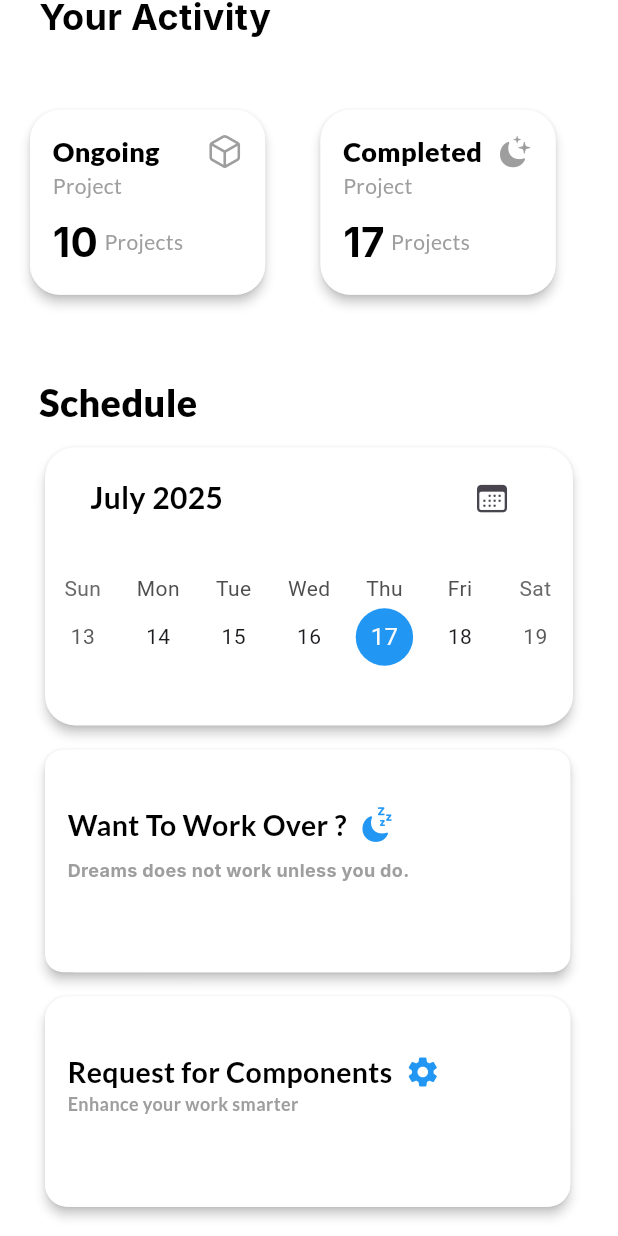
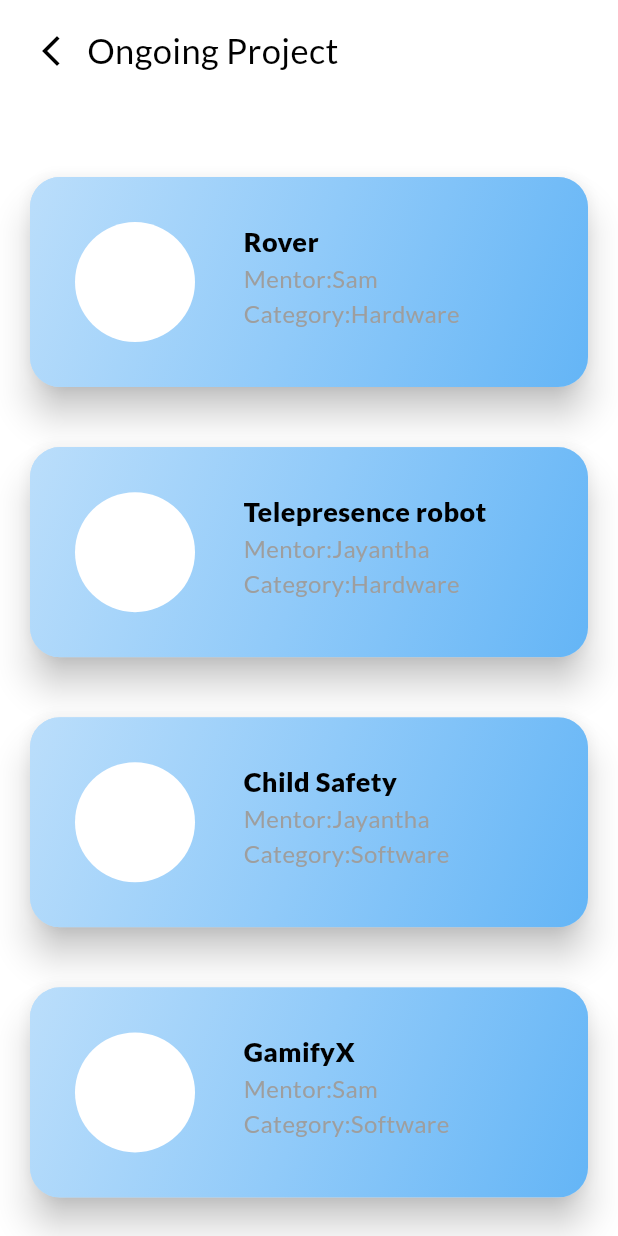
Before and after one commit to Sparkinovtech/Sairam, a Flutter app: the HomePage screen opened directly, scrolled down 142 dp, after a tap on "Ongoing", on a phone screen of 412 x 824 dp. Run offline on Flutter 3.47's test engine with Material 3 defaults, Android fonts, the phone set to English and light mode, and no system bars; drawn by our look-alikes of table_calendar; our stand-ins replace bloc, cloud_firestore, connectivity_plus, firebase_auth, firebase_core, flutter_bloc and 6 more; accounts and stored records are empty; network calls fail; project files that could hold a hidden picture were left out.

Commit message:
home Page partially completed

```diff
--- /dev/null
+++ b/lib/Utils/model/teams.dart
@@ -0,0 +1,12 @@
+class Teams{
+  final String name;
+  final String mentor;
+  final String category;
+  final String imagePath;
+  Teams({
+    required this.name ,
+    required this.mentor ,
+    required this.category ,
+    required this.imagePath
+  });
+}
--- /dev/null
+++ b/lib/Utils/project_card.dart
@@ -0,0 +1,99 @@
+import 'package:flutter/material.dart';
+import 'package:google_fonts/google_fonts.dart';
+import 'package:sairam_incubation/Utils/model/projects.dart';
+class ProjectCard extends StatefulWidget {
+  final List<Projects> projects;
+  const ProjectCard({super.key, required this.projects});
+  @override
+  State<ProjectCard> createState() => _ProjectCardState();
+}
+
+class _ProjectCardState extends State<ProjectCard> {
+  @override
+  Widget build(BuildContext context) {
+    var size = MediaQuery.of(context).size;
+    return Scaffold(
+      backgroundColor: Colors.white,
+      body: SafeArea(
+        child: Column(
+          children: [
+            Padding(
+              padding: EdgeInsets.symmetric(horizontal: 10 , vertical: 10),
+              child: Row(
+                mainAxisAlignment: MainAxisAlignment.start,
+                children: [
+                  IconButton(onPressed: (){
+                    Navigator.pop(context);
+                  }, icon: Icon(Icons.arrow_back_ios_new ,color: Colors.black,)),
+
+                  Text("Ongoing Project ",
+                    style: GoogleFonts.lato(color: Colors.black , fontSize: 23,fontWeight: FontWeight.w400),),
+                ],
+              ),
+            ),
+            Expanded(
+              child: ListView.builder(
+                itemCount: widget.projects.length,
+                scrollDirection: Axis.vertical,
+                padding: EdgeInsets.symmetric(horizontal: 20 , vertical: 30),
+                itemBuilder: (context ,index){
+                  final item =  widget.projects[index];
+                  return Card(
+                    elevation: 10,
+                    margin: EdgeInsets.symmetric(vertical: 20),
+                    color: Colors.blue[100]!,
+                    shape: RoundedRectangleBorder(
+                      borderRadius: BorderRadius.circular(20),
+                    ),
+                    child: ClipRRect(
+                      borderRadius: BorderRadius.circular(20),
+                      child: Container(
+                        width: double.infinity,
+                        height: size.height *.17,
+                        padding: EdgeInsets.all(10),
+                        decoration: BoxDecoration(
+                          gradient: LinearGradient(
+                            colors: [
+                              Colors.blue[100]!,
+                              Colors.blue[200]!,
+                              Colors.blue[300]!
+                            ],
+                            begin: Alignment.topLeft,
+                            end: Alignment.bottomRight,
+                          )
+                        ),
+                        child: Row(
+                          children: [
+                            Padding(
+                              padding: EdgeInsets.symmetric(horizontal: 20),
+                              child: CircleAvatar(
+                                backgroundColor: Colors.white,
+                                radius: 40,
+                              ),
+                            ),
+                            SizedBox(width: size.width * .03,),
+                            Padding(
+                              padding: const EdgeInsets.symmetric(vertical: 20),
+                              child: Column(
+                                crossAxisAlignment: CrossAxisAlignment.start,
+                                children: [
+                                  Text(item.name ,style: GoogleFonts.lato(color: Colors.black,fontSize: 18,fontWeight: FontWeight.w800),),
+                                  Text("Mentor:${item.mentor}",style: GoogleFonts.lato(color: Colors.grey , fontSize: 16,fontWeight: FontWeight.w400),),
+                                  Text("Category:${item.category}",style: GoogleFonts.lato(color: Colors.grey ,fontSize: 16,fontWeight: FontWeight.w400),),
+                                ],
+                              ),
+                            )
+                          ],
+                        ),
+                      ),
+                    )
+                  );
+                },
+              ),
+            )
+          ],
+        ),
+      ),
+    );
+  }
+}
--- a/lib/Utils/task_details.dart
+++ b/lib/Utils/task_details.dart
@@ -137,6 +137,8 @@ class _TaskDetailsPageState extends State<TaskDetailsPage> {
                                 final steps = widget.task.steps[index];
                                 final isChecked = widget.task.completedSteps.contains(index);
                                 return CheckboxListTile(
+                                  checkColor: Colors.white,
+                                  activeColor: Colors.blue,
                                   value: isChecked,
                                   title: Text(steps , style:GoogleFonts.lato(color: Colors.black,fontSize: 12,fontWeight: FontWeight.w500),),
                                   onChanged: (_) => _toggleSteps(index),
--- a/lib/View/home_page.dart
+++ b/lib/View/home_page.dart
@@ -2,9 +2,10 @@ import 'package:flutter/cupertino.dart';
 import 'package:flutter/material.dart';
 import 'package:google_fonts/google_fonts.dart';
 import 'package:page_transition/page_transition.dart';
-import 'package:sairam_incubation/Profile/Model/profile.dart';
 import 'package:sairam_incubation/Utils/calender_page.dart';
 import 'package:sairam_incubation/Utils/components_form.dart';
+import 'package:sairam_incubation/Utils/model/projects.dart';
+import 'package:sairam_incubation/Utils/project_card.dart';
 import 'package:sairam_incubation/View/request_form.dart';
 import 'package:table_calendar/table_calendar.dart';
 
@@ -21,6 +22,41 @@ class _HomePageState extends State<HomePage> {
   final String name = "Sujin Danial";
   DateTime? _dateTime;
   DateTime _focusedDay = DateTime.now();
+
+  final List<Projects> ongoingProjects = [
+    Projects(
+        name: "Rover",
+        mentor: "Sam",
+        category: "Hardware",
+        imagePath: ""
+    ),
+    Projects(
+        name: "Telepresence robot",
+        mentor: "Jayantha",
+        category: "Hardware",
+        imagePath: ""
+    ),
+    Projects(
+        name: "Child Safety",
+        mentor: "Jayantha",
+        category: "Software",
+        imagePath: "",
+    ),
+    Projects(
+        name: "GamifyX",
+        mentor:"Sam",
+        category: "Software",
+        imagePath: "",
+    ),
+  ];
+  final List<Projects> completedProjects = [
+    Projects(
+        name: "Skoolinq",
+        mentor: "Juno Bella",
+        category: "Software",
+        imagePath:"",
+    ),
+  ];
   @override
   Widget build(BuildContext context) {
     var size = MediaQuery.of(context).size;
@@ -115,18 +151,22 @@ class _HomePageState extends State<HomePage> {
                   mainAxisAlignment: MainAxisAlignment.spaceBetween,
                   children: [
                     _activityCard(
-                      onTap: (){},
+                      onTap: (){
+                        Navigator.push(context, PageTransition(type: PageTransitionType.fade , child: ProjectCard(projects: ongoingProjects,)));
+                      },
                       title: "Ongoing",
-                      value: "10",
+                      value: "${ongoingProjects.length}",
                       label: "Projects",
                       icon: CupertinoIcons.cube,
                       context: context,
                     ),
                     SizedBox(width: size.width * .07),
                     _activityCard(
-                      onTap: (){},
+                      onTap: (){
+                        Navigator.push(context, PageTransition(type: PageTransitionType.fade ,child: ProjectCard(projects: completedProjects)));
+                      },
                       title: "Completed",
-                      value: "17",
+                      value: "${completedProjects.length}",
                       label: "Night Stay",
                       icon: CupertinoIcons.moon_stars_fill,
                       context: context,
```
Also changed, not shown: lib/Utils/bottom_nav_bar.dart (+29 -1 lines), lib/View/teams_page.dart (+122 -157 lines).
